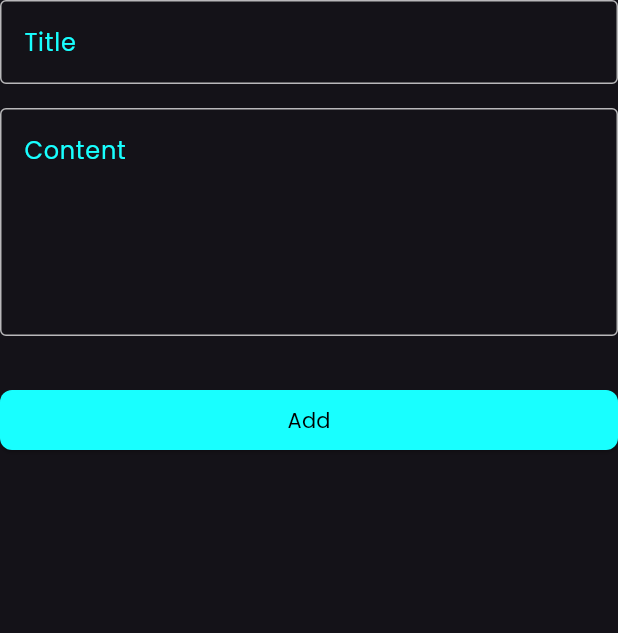
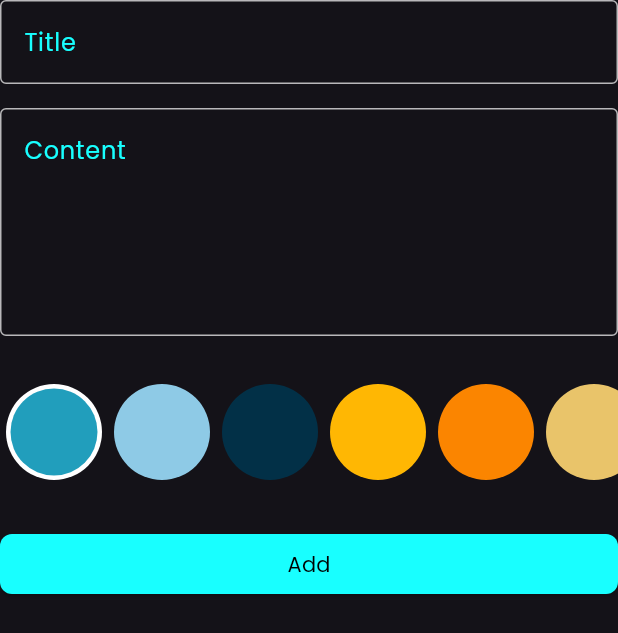
Before and after one commit to Lorenous/Notes-app, a Flutter app: the AddNoteForm widget shown alone on an empty page, opened directly, on a phone screen of 412 x 824 dp. Shown: the top 633 px of the screen. Run offline on Flutter 3.47's test engine with Material 3 defaults, Android fonts, the phone set to English and light mode, and no system bars; our stand-ins replace flutter_bloc, font_awesome_flutter, hive, hive_flutter; accounts and stored records are empty.

Commit message:
create color list view

```diff
--- a/lib/cubits/add_note_cubit/add_note_cubit.dart
+++ b/lib/cubits/add_note_cubit/add_note_cubit.dart
@@ -1,3 +1,4 @@
+import 'package:flutter/material.dart';
 import 'package:flutter_bloc/flutter_bloc.dart';
 import 'package:hive_flutter/hive_flutter.dart';
 import 'package:notes_app/models/note_model.dart';
@@ -6,8 +7,9 @@ part 'add_note_state.dart';
 
 class AddNoteCubit extends Cubit<AddNoteState> {
   AddNoteCubit() : super(AddNoteInitial());
-
+  Color color = const Color(0xff219ebc);
   addNote(NoteModel note) async {
+    note.color = color.value;
     emit(AddNoteLoading());
     try {
       var notesBox = Hive.box<NoteModel>('notes');
--- a/lib/cubits/notes_cubit/notes_cubit.dart
+++ b/lib/cubits/notes_cubit/notes_cubit.dart
@@ -7,6 +7,7 @@ part 'notes_state.dart';
 class NotesCubit extends Cubit<NotesState> {
   NotesCubit() : super(NotesInitial());
   List<NoteModel>? notes;
+
   fetchAllNotes() {
     var notesBox = Hive.box<NoteModel>('notes');
     notes = notesBox.values.toList();
--- a/lib/widgets/add_note_form.dart
+++ b/lib/widgets/add_note_form.dart
@@ -2,6 +2,7 @@ import 'package:flutter/material.dart';
 import 'package:flutter_bloc/flutter_bloc.dart';
 import 'package:notes_app/cubits/add_note_cubit/add_note_cubit.dart';
 import 'package:notes_app/models/note_model.dart';
+import 'package:notes_app/widgets/colors_list_view.dart';
 import 'package:notes_app/widgets/custom_text_feild.dart';
 import 'package:notes_app/widgets/notes_view_widgets/add_note_button.dart';
 import 'package:intl/intl.dart';
@@ -38,6 +39,8 @@ class _AddNoteFormState extends State<AddNoteForm> {
             onSaved: (value) => subTitle = value,
           ),
           const SizedBox(height: 32),
+          const ColorsListView(),
+          const SizedBox(height: 32),
           BlocBuilder<AddNoteCubit, AddNoteState>(
             builder: (context, state) {
               return AddNoteButton(
--- /dev/null
+++ b/lib/widgets/colors_list_view.dart
@@ -0,0 +1,76 @@
+import 'package:flutter/material.dart';
+import 'package:flutter_bloc/flutter_bloc.dart';
+import 'package:notes_app/cubits/add_note_cubit/add_note_cubit.dart';
+
+class ColorsListView extends StatefulWidget {
+  const ColorsListView({
+    super.key,
+  });
+
+  @override
+  State<ColorsListView> createState() => _ColorsListViewState();
+}
+
+class _ColorsListViewState extends State<ColorsListView> {
+  int currentColor = 0;
+  List<Color> colors = const [
+    Color(0xff219ebc),
+    Color(0xff8ecae6),
+    Color(0xff023047),
+    Color(0xffffb703),
+    Color(0xfffb8500),
+    Color(0xffe9c46a),
+    Color(0xff264653),
+    Color(0xff2a9d8f),
+  ];
+  @override
+  Widget build(BuildContext context) {
+    return SizedBox(
+      height: 32 * 2,
+      child: ListView.builder(
+        scrollDirection: Axis.horizontal,
+        itemBuilder: (context, index) => GestureDetector(
+          onTap: () => setState(() {
+            currentColor = index;
+            BlocProvider.of<AddNoteCubit>(context).color = colors[index];
+          }),
+          child: ColorItem(
+            color: colors[index],
+            isSelected: currentColor == index,
+          ),
+        ),
+        itemCount: colors.length,
+      ),
+    );
+  }
+}
+
+class ColorItem extends StatelessWidget {
+  final Color color;
+  final bool isSelected;
+  const ColorItem({
+    super.key,
+    required this.isSelected,
+    required this.color,
+  });
+
+  @override
+  Widget build(BuildContext context) {
+    return Padding(
+      padding: const EdgeInsets.symmetric(horizontal: 4),
+      child: isSelected
+          ? CircleAvatar(
+              backgroundColor: Colors.white,
+              radius: 32,
+              child: CircleAvatar(
+                backgroundColor: color,
+                radius: 29,
+              ),
+            )
+          : CircleAvatar(
+              backgroundColor: color,
+              radius: 32,
+            ),
+    );
+  }
+}
```
